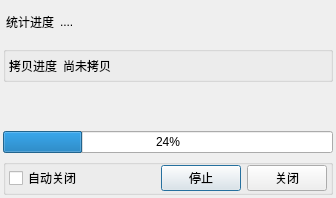
First picture: the form in copyprocessdialog.ui, repository nextuser/qt-moredirs, before the edit.
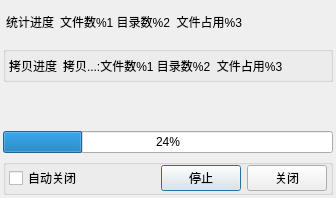
Second picture: the form after the edit.

Patch:
```diff
--- a/copyprocessdialog.ui
+++ b/copyprocessdialog.ui
@@ -56,7 +56,7 @@
      <item>
       <widget class="QLabel" name="labelCountStat">
        <property name="text">
-        <string>....</string>
+        <string>文件数%1 目录数%2  文件占用%3</string>
        </property>
       </widget>
      </item>
@@ -90,7 +90,7 @@
       <item>
        <widget class="QLabel" name="labelCopyStat">
         <property name="text">
-         <string>尚未拷贝</string>
+         <string>拷贝...:文件数%1 目录数%2  文件占用%3</string>
         </property>
        </widget>
       </item>
```
